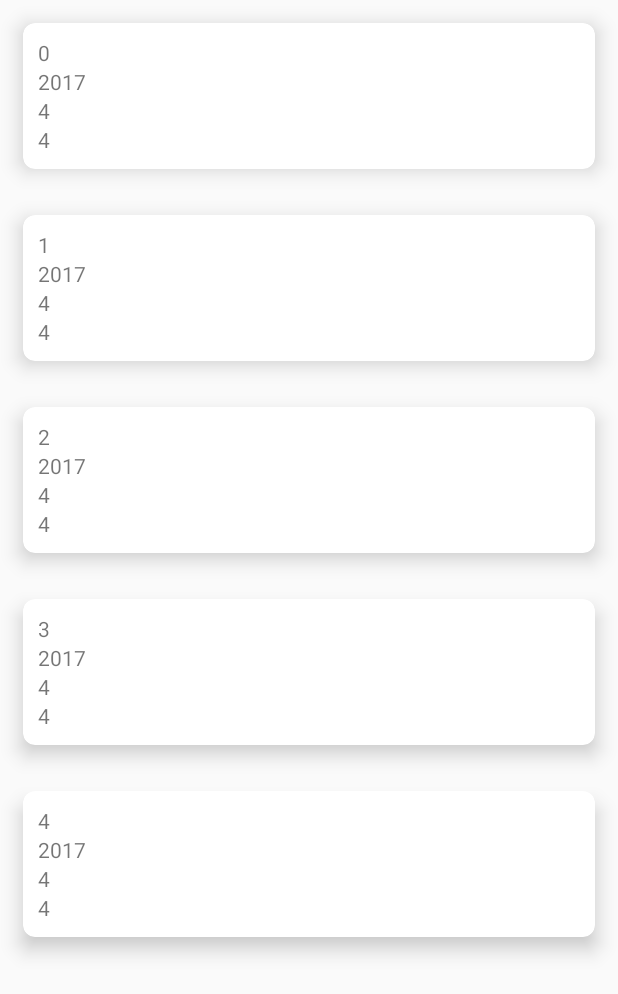
After one commit to kamarolzaman/infoten, an Android app: the ExaminationResultTestUI screen opened directly, with no data from a screen before it, on a phone screen of 412 x 824 dp. The commit adds this screen. Shown: the top 994 px of the screen. Run offline under Robolectric (Android 15) with nearby library versions, the phone set to English and light mode, and no system bars.

Commit message:
add initial result UI

```diff
--- a/app/build.gradle
+++ b/app/build.gradle
@@ -32,6 +32,8 @@ dependencies {
     androidTestImplementation 'com.android.support.test:runner:1.0.1'
     androidTestImplementation 'com.android.support.test.espresso:espresso-core:3.0.1'
     compile 'com.android.support:support-v13:21.0.+'
+    compile 'com.android.support:cardview-v7:26.1.0'
+    compile 'com.android.support:recyclerview-v7:26.1.0'
     implementation files('libs/jsoup-1.10.3.jar')
     //implementation files('libs/jcifs-1.3.18.jar')
     compile 'jcifs:jcifs:1.3.17'
--- a/app/src/main/AndroidManifest.xml
+++ b/app/src/main/AndroidManifest.xml
@@ -1,8 +1,10 @@
 <?xml version="1.0" encoding="utf-8"?>
 <manifest xmlns:android="http://schemas.android.com/apk/res/android"
     package="com.example.kamarol.infoten_v1">
+
     <uses-permission android:name="android.permission.INTERNET" />
     <uses-permission android:name="android.permission.ACCESS_NETWORK_STATE" />
+    <uses-permission android:name="android.permission.INTERNET" />
 
     <application
         android:allowBackup="true"
@@ -18,6 +20,11 @@
                 <category android:name="android.intent.category.LAUNCHER" />
             </intent-filter>
         </activity>
+        <activity
+            android:name=".ExaminationResultTestUI"
+            android:label="@string/title_activity_examination_result_test_ui"
+            android:theme="@style/AppTheme"
+            android:exported="true"></activity>
     </application>
-    <uses-permission android:name="android.permission.INTERNET" />
+
 </manifest>
--- /dev/null
+++ b/app/src/main/java/com/example/kamarol/infoten_v1/CgpaResultsAdapter.java
@@ -0,0 +1,75 @@
+package com.example.kamarol.infoten_v1;
+
+import android.content.Context;
+import android.support.v7.widget.RecyclerView;
+import android.view.LayoutInflater;
+import android.view.View;
+import android.view.ViewGroup;
+import android.widget.TextView;
+
+import java.util.List;
+
+/**
+ * Created by kamarol on 1/14/2018.
+ */
+
+public class CgpaResultsAdapter extends RecyclerView.Adapter<CgpaResultsAdapter.ViewHolder> {
+
+    public class ViewHolder extends RecyclerView.ViewHolder {
+        public TextView semesterTv;
+        public TextView academic_yearTv;
+        public TextView gpaTv;
+        public TextView cgpaTv;
+
+        public ViewHolder(View itemView) {
+            super(itemView);
+            semesterTv =  (TextView) itemView.findViewById(R.id.semesterResultTv);
+            academic_yearTv =  (TextView) itemView.findViewById(R.id.academicYearResultTv);
+            gpaTv =  (TextView) itemView.findViewById(R.id.gpaResultTv);
+            cgpaTv =  (TextView) itemView.findViewById(R.id.cgpaResultTv);
+        }
+
+    }
+
+    private List<GPA_Result> mGpa_result;
+    private Context mContext;
+
+
+    @Override
+    public CgpaResultsAdapter.ViewHolder onCreateViewHolder(ViewGroup parent, int viewType) {
+        Context context = parent.getContext();
+        LayoutInflater inflater = LayoutInflater.from(context);
+        View examResultCard = inflater.inflate(R.layout.exam_result_card, parent, false);
+        ViewHolder viewholder = new ViewHolder(examResultCard);
+        return viewholder;
+    }
+
+    @Override
+    public void onBindViewHolder(CgpaResultsAdapter.ViewHolder viewHolder, int position) {
+        GPA_Result gpa_result = mGpa_result.get(position);
+        TextView semesterTv = viewHolder.semesterTv;
+        TextView academic_yearTv = viewHolder.academic_yearTv;
+        TextView gpaTv = viewHolder.gpaTv;
+        TextView cgpaTv = viewHolder.cgpaTv;
+
+        semesterTv.setText(gpa_result.getSemester());
+        academic_yearTv.setText(gpa_result.getAcademic_year());
+        gpaTv.setText(gpa_result.getGpa());
+        cgpaTv.setText(gpa_result.getCgpa());
+
+    }
+
+
+    public int getItemCount() {
+        return mGpa_result.size();
+    }
+
+    public CgpaResultsAdapter(Context context, List<GPA_Result> gpa_cards) {
+        mGpa_result = gpa_cards;
+        mContext = context;
+    }
+
+    private Context getContext() {
+        return mContext;
+    }
+}
--- /dev/null
+++ b/app/src/main/java/com/example/kamarol/infoten_v1/ExaminationResultTestUI.java
@@ -0,0 +1,41 @@
+package com.example.kamarol.infoten_v1;
+
+import android.os.Bundle;
+import android.support.design.widget.FloatingActionButton;
+import android.support.design.widget.Snackbar;
+import android.support.v7.app.AppCompatActivity;
+import android.support.v7.widget.LinearLayoutManager;
+import android.support.v7.widget.RecyclerView;
+import android.support.v7.widget.Toolbar;
+import android.view.View;
+
+import java.util.LinkedList;
+
+public class ExaminationResultTestUI extends AppCompatActivity {
+
+    @Override
+    protected void onCreate(Bundle savedInstanceState) {
+        super.onCreate(savedInstanceState);
+        setContentView(R.layout.activity_examination_result_test_ui);
+        Toolbar toolbar = (Toolbar) findViewById(R.id.toolbar);
+        setSupportActionBar(toolbar);
+
+        // ...
+        // Lookup the recyclerview in activity layout
+        RecyclerView rvGpaResults = (RecyclerView) findViewById(R.id.rvExamCards);
+
+        // Initialize the list
+        LinkedList<GPA_Result> gpa_results = new LinkedList<>();
+        for (int i=0; i<5; i++) {
+            gpa_results.add(new GPA_Result(Integer.toString(i), "2017", "4", "4"));
+        }
+        // Create adapter passing in the sample user data
+        CgpaResultsAdapter adapter = new CgpaResultsAdapter(this, gpa_results);
+        // Attach the adapter to the recyclerview to populate items
+        rvGpaResults.setAdapter(adapter);
+        // Set layout manager to position the items
+        rvGpaResults.setLayoutManager(new LinearLayoutManager(this));
+        // That's all!
+    }
+
+}
--- /dev/null
+++ b/app/src/main/java/com/example/kamarol/infoten_v1/GPA_Result.java
@@ -0,0 +1,34 @@
+package com.example.kamarol.infoten_v1;
+
+/**
+ * Created by kamarol on 1/14/2018.
+ */
+class GPA_Result {
+    private String semester;
+    private String academic_year;
+    private String gpa;
+    private String cgpa;
+
+    public GPA_Result(String semester, String academic_year, String gpa, String cgpa){
+        this.semester = semester;
+        this.academic_year = academic_year;
+        this.gpa = gpa;
+        this.cgpa = cgpa;
+    }
+
+    public String getSemester() {
+        return semester;
+    }
+
+    public String getAcademic_year() {
+        return academic_year;
+    }
+
+    public String getGpa() {
+        return gpa;
+    }
+
+    public String getCgpa() {
+        return cgpa;
+    }
+}
--- /dev/null
+++ b/app/src/main/res/layout/activity_examination_result_test_ui.xml
@@ -0,0 +1,11 @@
+<?xml version="1.0" encoding="utf-8"?>
+<RelativeLayout xmlns:android="http://schemas.android.com/apk/res/android"
+    android:layout_width="match_parent"
+    android:layout_height="match_parent" >
+
+    <android.support.v7.widget.RecyclerView
+        android:id="@+id/rvExamCards"
+        android:layout_width="match_parent"
+        android:layout_height="match_parent" />
+
+</RelativeLayout>
--- /dev/null
+++ b/app/src/main/res/layout/exam_result_card.xml
@@ -0,0 +1,42 @@
+<?xml version="1.0" encoding="utf-8"?>
+<android.support.v7.widget.CardView xmlns:android="http://schemas.android.com/apk/res/android"
+    xmlns:card_view="http://schemas.android.com/apk/res-auto"
+    android:id="@+id/cardGpaResult"
+    android:layout_width="match_parent"
+    android:layout_height="wrap_content"
+    android:clickable="true"
+    card_view:cardCornerRadius="8dp"
+    card_view:cardElevation="8dp"
+    android:layout_margin="15dp">
+
+    <LinearLayout
+        android:layout_width="wrap_content"
+        android:layout_height="wrap_content"
+        android:orientation="vertical"
+        android:padding="10dp">
+
+        <TextView
+            android:id="@+id/semesterResultTv"
+            android:layout_width="wrap_content"
+            android:layout_height="wrap_content"
+            android:text="Semester" />
+
+        <TextView
+            android:id="@+id/academicYearResultTv"
+            android:layout_width="wrap_content"
+            android:layout_height="wrap_content"
+            android:text="academic year" />
+
+        <TextView
+            android:id="@+id/gpaResultTv"
+            android:layout_width="wrap_content"
+            android:layout_height="wrap_content"
+            android:text="gpa" />
+
+        <TextView
+            android:id="@+id/cgpaResultTv"
+            android:layout_width="wrap_content"
+            android:layout_height="wrap_content"
+            android:text="cgpa" />
+    </LinearLayout>
+</android.support.v7.widget.CardView>
--- a/app/src/main/res/values/dimens.xml
+++ b/app/src/main/res/values/dimens.xml
@@ -1,4 +1,5 @@
 <?xml version="1.0" encoding="utf-8"?>
 <resources>
     <dimen name="class_item_height">90dp</dimen>
+    <dimen name="fab_margin">16dp</dimen>
 </resources>
--- a/app/src/main/res/values/strings.xml
+++ b/app/src/main/res/values/strings.xml
@@ -5,4 +5,5 @@
 
     <!-- TODO: Remove or change this placeholder text -->
     <string name="hello_blank_fragment">Hello blank fragment</string>
+    <string name="title_activity_examination_result_test_ui">ExaminationResultTestUI</string>
 </resources>
```
Also changed, not shown: 1 other file.
